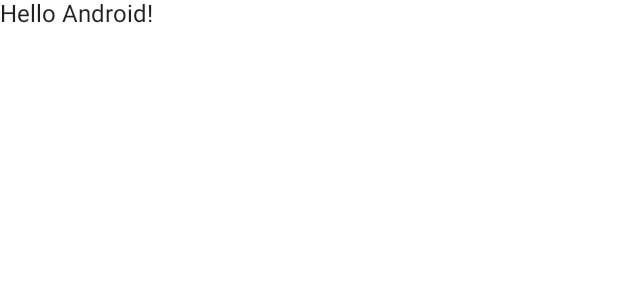
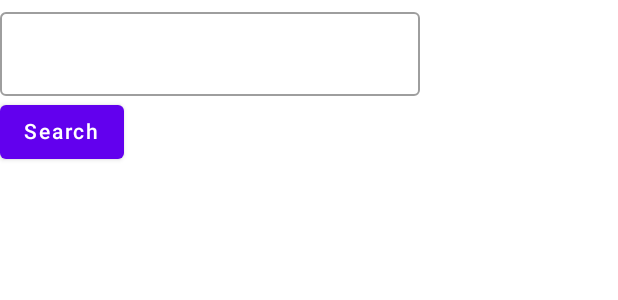
Before and after one commit to bolandmj/RecipeBox, an Android app built with Jetpack Compose: the @Preview function DefaultPreview, on a phone screen of 412 x 824 dp. Shown: the top 300 px of the screen. Run offline under Robolectric (Android 15) with nearby library versions, the phone set to English and light mode, and no system bars.

Commit message:
Added Search bar and button to home screen

```diff
--- a/app2/src/main/java/com/example/recipebox/MainActivity.kt
+++ b/app2/src/main/java/com/example/recipebox/MainActivity.kt
@@ -1,16 +1,19 @@
 package com.example.recipebox
 
 import android.os.Bundle
+import android.widget.Toast
 import androidx.activity.ComponentActivity
 import androidx.activity.compose.setContent
+import androidx.compose.foundation.layout.Column
 import androidx.compose.foundation.layout.fillMaxSize
-import androidx.compose.material.MaterialTheme
-import androidx.compose.material.Surface
-import androidx.compose.material.Text
-import androidx.compose.runtime.Composable
+import androidx.compose.material.*
+import androidx.compose.runtime.*
 import androidx.compose.ui.Modifier
+import androidx.compose.ui.platform.LocalContext
+import androidx.compose.ui.res.stringResource
 import androidx.compose.ui.tooling.preview.Preview
 import com.example.recipebox.ui.theme.RecipeBoxTheme
+
 
 class MainActivity : ComponentActivity() {
     override fun onCreate(savedInstanceState: Bundle?) {
@@ -22,7 +25,7 @@ class MainActivity : ComponentActivity() {
                     modifier = Modifier.fillMaxSize(),
                     color = MaterialTheme.colors.background
                 ) {
-                    Greeting("Android")
+                    RecipeDetails("Android")
                 }
             }
         }
@@ -30,14 +33,30 @@ class MainActivity : ComponentActivity() {
 }
 
 @Composable
-fun Greeting(name: String) {
-    Text(text = "Hello $name!")
+fun RecipeDetails(name: String) {
+    var recipeName by remember { mutableStateOf("")}
+    val context = LocalContext.current
+
+    Column {
+        OutlinedTextField(
+            value = recipeName,
+            onValueChange = { recipeName = it },
+            label = { Text(stringResource(R.string.recipeName)) }
+        )
+        Button(
+            onClick = {
+                Toast.makeText(context, "$recipeName", Toast.LENGTH_LONG).show()
+            }
+        ) {
+            Text(text = "Search")
+        }
+    }
 }
 
 @Preview(showBackground = true)
 @Composable
 fun DefaultPreview() {
     RecipeBoxTheme {
-        Greeting("Android")
+        RecipeDetails("Android")
     }
 }
--- a/app2/src/main/res/values/strings.xml
+++ b/app2/src/main/res/values/strings.xml
@@ -1,3 +1,4 @@
 <resources>
     <string name="app_name">RecipeBox</string>
+    <string name="recipeName" />
 </resources>
```
